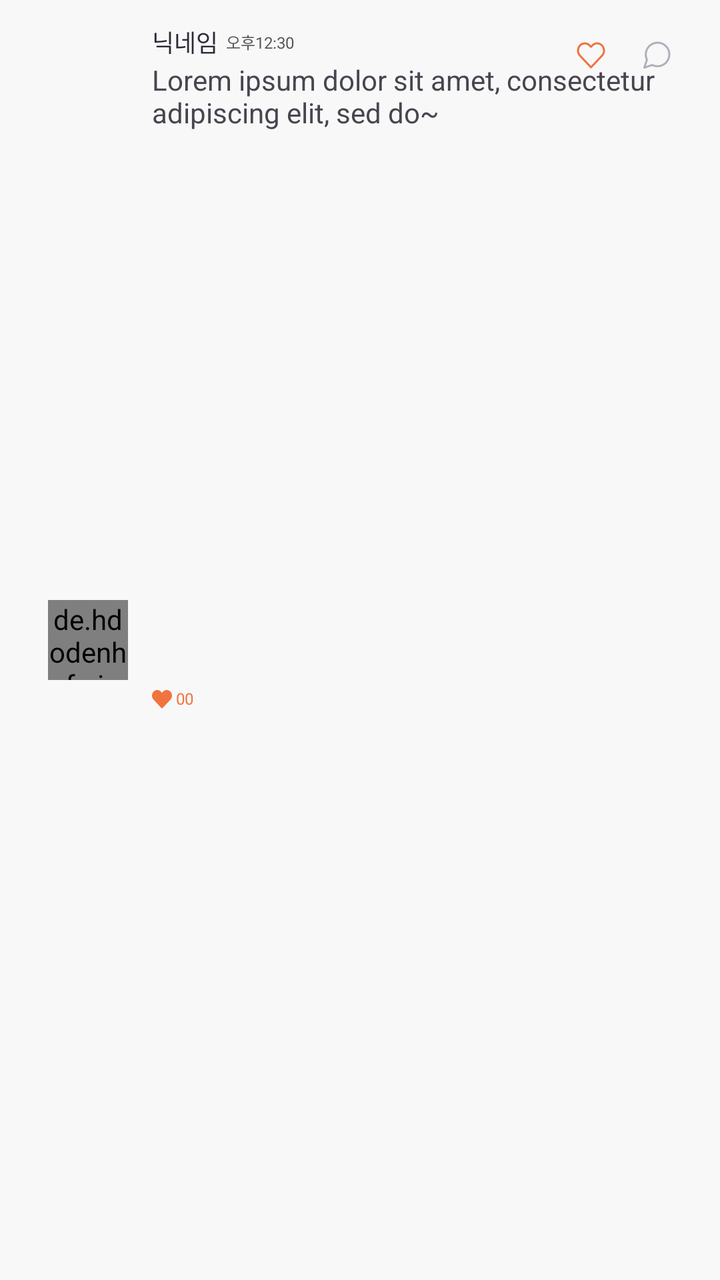
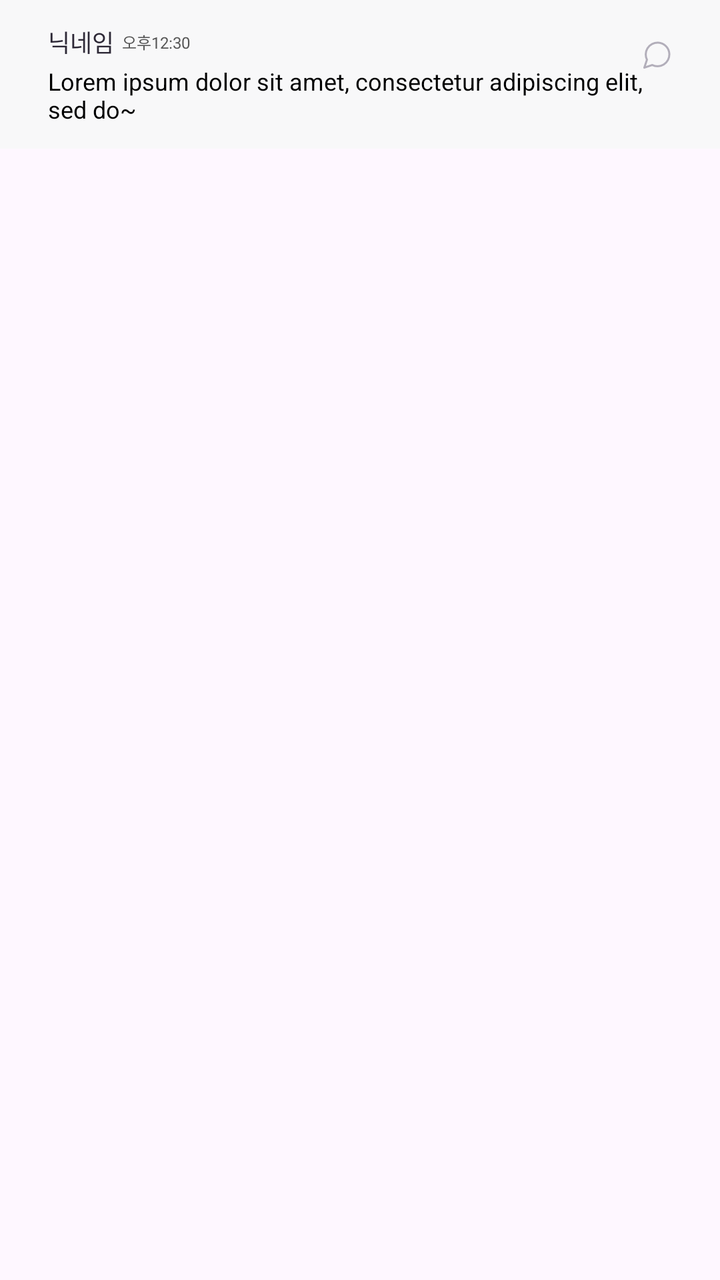

Two renders of the same Android screen: before a commit and after it. Below are the layout's source before the change and the commit's diff.
<!-- AndroidManifest.xml: application theme Theme.VeganLife -->
<!-- res/layout/item_recyclerview_community_detail_feed_comments.xml -->
<?xml version="1.0" encoding="utf-8"?>
<androidx.constraintlayout.widget.ConstraintLayout xmlns:android="http://schemas.android.com/apk/res/android"
    xmlns:app="http://schemas.android.com/apk/res-auto"
    android:layout_width="match_parent"
    android:background="@color/gray1"
    android:layout_marginBottom="2dp"
    android:layout_height="wrap_content">

    <de.hdodenhof.circleimageview.CircleImageView
        android:id="@+id/civ_community_detail_feed_comments_profile"
        android:layout_width="40dp"
        android:layout_height="40dp"
        android:layout_marginVertical="24dp"
        android:layout_marginStart="24dp"
        android:src="@color/sub_gray2"
        app:layout_constraintBottom_toBottomOf="parent"
        app:layout_constraintStart_toStartOf="parent"
        app:layout_constraintTop_toTopOf="parent" />

    <TextView
        android:id="@+id/tv_community_detail_feed_comments_nickname"
        android:layout_width="wrap_content"
        android:layout_height="wrap_content"
        android:layout_marginStart="12dp"
        android:layout_marginTop="12dp"
        android:includeFontPadding="false"
        android:text="@string/all_nickname"
        android:textAppearance="@style/Bold.Body6"
        android:textColor="@color/gray5"
        app:layout_constraintStart_toEndOf="@id/civ_community_detail_feed_comments_profile"
        app:layout_constraintTop_toTopOf="parent" />

    <TextView
        android:id="@+id/tv_community_detail_feed_comments_time"
        android:layout_width="wrap_content"
        android:layout_height="wrap_content"
        android:layout_marginStart="4dp"
        android:includeFontPadding="false"
        android:text="@string/alarm_time"
        android:textAppearance="@style/Regular.Body7"
        android:textColor="@color/sub_gray3"
        app:layout_constraintBottom_toBottomOf="@id/tv_community_detail_feed_comments_nickname"
        app:layout_constraintStart_toEndOf="@id/tv_community_detail_feed_comments_nickname"
        app:layout_constraintTop_toTopOf="@id/tv_community_detail_feed_comments_nickname" />

    <androidx.appcompat.widget.AppCompatImageButton
        android:id="@+id/ib_community_detail_feed_comments_like"
        android:layout_width="wrap_content"
        android:layout_height="wrap_content"
        android:layout_marginEnd="2dp"
        android:backgroundTint="@android:color/transparent"
        android:padding="8dp"
        android:src="@drawable/selector_community_detail_feed_like"
        app:layout_constraintBottom_toBottomOf="@id/ib_community_detail_feed_comments_reply"
        app:layout_constraintEnd_toStartOf="@id/ib_community_detail_feed_comments_reply"
        app:layout_constraintTop_toTopOf="@id/ib_community_detail_feed_comments_reply" />

    <androidx.appcompat.widget.AppCompatImageButton
        android:id="@+id/ib_community_detail_feed_comments_reply"
        android:layout_width="wrap_content"
        android:layout_height="wrap_content"
        android:layout_marginTop="12dp"
        android:layout_marginEnd="16dp"
        android:backgroundTint="@android:color/transparent"
        android:padding="8dp"
        android:src="@drawable/community_comments_empty"
        app:layout_constraintEnd_toEndOf="parent"
        app:layout_constraintTop_toTopOf="parent" />

    <TextView
        android:id="@+id/tv_community_detail_feed_comments_description"
        android:layout_width="0dp"
        android:layout_height="wrap_content"
        android:layout_marginTop="3dp"
        android:layout_marginEnd="24dp"
        android:includeFontPadding="false"
        android:text="Lorem ipsum dolor sit amet, consectetur adipiscing elit, sed do~"
        app:layout_constraintEnd_toEndOf="parent"
        app:layout_constraintStart_toStartOf="@id/tv_community_detail_feed_comments_nickname"
        app:layout_constraintTop_toBottomOf="@id/tv_community_detail_feed_comments_nickname" />

    <androidx.appcompat.widget.AppCompatImageView
        android:id="@+id/iv_community_detail_feed_comments_like"
        android:layout_width="10dp"
        android:layout_height="10dp"
        android:layout_marginTop="6dp"
        android:layout_marginBottom="12dp"
        android:src="@drawable/all_like_full"
        app:layout_constraintBottom_toBottomOf="parent"
        app:layout_constraintStart_toStartOf="@id/tv_community_detail_feed_comments_description"
        app:layout_constraintTop_toBottomOf="@id/tv_community_detail_feed_comments_description" />

    <TextView
        android:id="@+id/tv_community_detail_feed_comments_likes"
        android:layout_width="wrap_content"
        android:layout_height="wrap_content"
        android:layout_marginStart="2dp"
        android:includeFontPadding="false"
        android:text="00"
        android:textAppearance="@style/Regular.Body7"
        android:textColor="@color/no"
        app:layout_constraintBottom_toBottomOf="@id/iv_community_detail_feed_comments_like"
        app:layout_constraintStart_toEndOf="@id/iv_community_detail_feed_comments_like"
        app:layout_constraintTop_toTopOf="@id/iv_community_detail_feed_comments_like" />

</androidx.constraintlayout.widget.ConstraintLayout>
<!-- resources referenced by this layout -->
<resources>
  <color name="gray1">#F8F8F9</color>
  <color name="gray5">#2D2836</color>
  <color name="no">#F0743E</color>
  <color name="sub_gray2">#D9D9D9</color>
  <color name="sub_gray3">#545454</color>
  <!-- drawable all_like_full (drawable) -->
  <vector xmlns:android="http://schemas.android.com/apk/res/android"
      android:width="16dp"
      android:height="15dp"
      android:viewportWidth="16"
      android:viewportHeight="15">
    <path
        android:pathData="M14.766,1.326C14.375,0.906 13.911,0.572 13.4,0.345C12.889,0.117 12.342,0 11.789,0C11.236,0 10.688,0.117 10.177,0.345C9.666,0.572 9.202,0.906 8.811,1.326L8,2.198L7.188,1.326C6.399,0.477 5.328,0 4.211,0C3.094,0 2.023,0.477 1.233,1.326C0.444,2.175 0,3.326 0,4.527C-0,5.727 0.444,6.878 1.233,7.727L2.045,8.599L8,15L13.955,8.599L14.766,7.727C15.157,7.307 15.468,6.808 15.679,6.259C15.891,5.71 16,5.121 16,4.527C16,3.932 15.891,3.344 15.679,2.794C15.468,2.245 15.157,1.746 14.766,1.326Z"
        android:fillColor="#F0743E"/>
  </vector>
  <!-- drawable community_comments_empty (drawable) -->
  <vector xmlns:android="http://schemas.android.com/apk/res/android"
      android:width="15dp"
      android:height="15dp"
      android:viewportWidth="15"
      android:viewportHeight="15">
    <path
        android:strokeWidth="1"
        android:pathData="M13.667,7.236C13.669,8.153 13.455,9.057 13.042,9.875C12.552,10.856 11.799,11.68 10.867,12.257C9.934,12.833 8.86,13.139 7.764,13.139C6.848,13.142 5.943,12.927 5.125,12.514L1.167,13.833L2.486,9.875C2.073,9.057 1.859,8.153 1.861,7.236C1.862,6.14 2.167,5.066 2.744,4.134C3.32,3.202 4.145,2.448 5.125,1.959C5.943,1.545 6.848,1.331 7.764,1.334H8.111C9.559,1.413 10.926,2.024 11.951,3.049C12.976,4.074 13.587,5.442 13.667,6.889V7.236Z"
        android:strokeLineJoin="round"
        android:fillColor="#00000000"
        android:strokeColor="#B2AEBA"
        android:strokeLineCap="round"/>
  </vector>
  <!-- drawable selector_community_detail_feed_like (drawable) -->
  <?xml version="1.0" encoding="utf-8"?>
  <selector xmlns:android="http://schemas.android.com/apk/res/android">
      <item android:drawable="@drawable/all_like_full" android:state_selected="true" />
      <item android:drawable="@drawable/all_like_empty" />
  </selector>
  <string name="alarm_time">오후12:30</string>
  <string name="all_nickname">닉네임</string>
  <style name="Bold.Body6" parent="Bold">
          <item name="android:textSize">12sp</item>
      </style>
  <style name="Regular.Body7" parent="Regular">
          <item name="android:textSize">8sp</item>
      </style>
  <style name="Theme.VeganLife" parent="Base.Theme.VeganLife" />
  <!-- drawable all_like_empty (drawable) -->
  <vector xmlns:android="http://schemas.android.com/apk/res/android"
      android:width="15dp"
      android:height="14dp"
      android:viewportWidth="15"
      android:viewportHeight="14">
    <path
        android:strokeWidth="1"
        android:pathData="M12.998,2.061C12.68,1.725 12.303,1.458 11.888,1.276C11.473,1.094 11.028,1 10.578,1C10.129,1 9.684,1.094 9.269,1.276C8.854,1.458 8.477,1.725 8.159,2.061L7.5,2.759L6.841,2.061C6.199,1.382 5.329,1 4.421,1C3.514,1 2.644,1.382 2.002,2.061C1.36,2.74 1,3.661 1,4.621C1,5.582 1.36,6.503 2.002,7.182L2.661,7.879L7.5,13L12.338,7.879L12.998,7.182C13.315,6.845 13.568,6.446 13.74,6.007C13.911,5.568 14,5.097 14,4.621C14,4.146 13.911,3.675 13.74,3.236C13.568,2.796 13.315,2.397 12.998,2.061V2.061Z"
        android:strokeLineJoin="round"
        android:fillColor="#00000000"
        android:strokeColor="#F0743E"
        android:strokeLineCap="round"/>
  </vector>
  <style name="Bold">
          <item name="fontFamily">@font/noto_sans_kr_bold</item>
      </style>
  <style name="Regular">
          <item name="fontFamily">@font/noto_sans_kr_regular</item>
      </style>
  <style name="Base.Theme.VeganLife" parent="Theme.Material3.DayNight.NoActionBar">
          
          
      </style>
</resources>

<!-- the commit's change to res/layout/item_recyclerview_community_detail_feed_comments.xml (unified diff, before → after) -->
@@ -1,21 +1,106 @@
 <?xml version="1.0" encoding="utf-8"?>
 <androidx.constraintlayout.widget.ConstraintLayout xmlns:android="http://schemas.android.com/apk/res/android"
     xmlns:app="http://schemas.android.com/apk/res-auto"
+    xmlns:tools="http://schemas.android.com/tools"
     android:layout_width="match_parent"
-    android:background="@color/gray1"
-    android:layout_marginBottom="2dp"
     android:layout_height="wrap_content">
 
-    <de.hdodenhof.circleimageview.CircleImageView
-        android:id="@+id/civ_community_detail_feed_comments_profile"
-        android:layout_width="40dp"
-        android:layout_height="40dp"
-        android:layout_marginVertical="24dp"
-        android:layout_marginStart="24dp"
-        android:src="@color/sub_gray2"
-        app:layout_constraintBottom_toBottomOf="parent"
+    <androidx.constraintlayout.widget.ConstraintLayout
+        android:id="@+id/layout_parent_comment"
+        android:layout_width="match_parent"
+        android:layout_height="wrap_content"
+        android:background="@color/gray1"
+        app:layout_constraintTop_toTopOf="parent"
+        app:layout_constraintStart_toStartOf="parent">
+
+        <TextView
+            android:id="@+id/tv_community_detail_feed_comments_nickname"
+            android:layout_width="wrap_content"
+            android:layout_height="wrap_content"
+            android:layout_marginTop="12dp"
+            android:includeFontPadding="false"
+            android:text="@string/all_nickname"
+            android:textAppearance="@style/Bold.Body6"
+            android:textColor="@color/gray5"
+            android:layout_marginStart="24dp"
+            app:layout_constraintStart_toStartOf="parent"
+            app:layout_constraintTop_toTopOf="parent"
+            tools:layout_editor_absoluteX="76dp" />
+
+        <TextView
+            android:id="@+id/tv_community_detail_feed_comments_time"
+            android:layout_width="wrap_content"
+            android:layout_height="wrap_content"
+            android:layout_marginStart="4dp"
+            android:includeFontPadding="false"
+            android:text="@string/alarm_time"
+            android:textAppearance="@style/Regular.Body7"
+            android:textColor="@color/sub_gray3"
+            app:layout_constraintBottom_toBottomOf="@id/tv_community_detail_feed_comments_nickname"
+            app:layout_constraintStart_toEndOf="@id/tv_community_detail_feed_comments_nickname"
+            app:layout_constraintTop_toTopOf="@id/tv_community_detail_feed_comments_nickname" />
+
+
+        <androidx.appcompat.widget.AppCompatImageButton
+            android:id="@+id/ib_community_detail_feed_comments_reply"
+            android:layout_width="wrap_content"
+            android:layout_height="wrap_content"
+            android:layout_marginTop="12dp"
+            android:layout_marginEnd="16dp"
+            android:backgroundTint="@android:color/transparent"
+            android:padding="8dp"
+            android:src="@drawable/community_comments_empty"
+            app:layout_constraintEnd_toEndOf="parent"
+            app:layout_constraintTop_toTopOf="parent" />
+
+        <TextView
+            android:id="@+id/tv_community_detail_feed_comments_description"
+            android:layout_width="0dp"
+            android:layout_height="wrap_content"
+            android:layout_marginTop="5dp"
+            android:layout_marginEnd="24dp"
+            android:layout_marginBottom="12dp"
+            android:includeFontPadding="false"
+            android:textAppearance="@style/Regular.Body5"
+            android:text="Lorem ipsum dolor sit amet, consectetur adipiscing elit, sed do~"
+            app:layout_constraintEnd_toEndOf="parent"
+            app:layout_constraintStart_toStartOf="@id/tv_community_detail_feed_comments_nickname"
+            app:layout_constraintTop_toBottomOf="@id/tv_community_detail_feed_comments_nickname"
+            app:layout_constraintBottom_toBottomOf="parent"/>
+
+    </androidx.constraintlayout.widget.ConstraintLayout>
+
+    <androidx.recyclerview.widget.RecyclerView
+        android:id="@+id/rv_comment_reply"
+        android:layout_width="match_parent"
+        android:layout_height="wrap_content"
+        android:nestedScrollingEnabled="false"
+        android:layout_marginTop="2dp"
+        android:overScrollMode="never"
+        app:layout_constraintTop_toBottomOf="@id/layout_parent_comment"
+        tools:listitem="@layout/item_recyclerview_community_detail_feed_comments_reply"
+        app:layoutManager="androidx.recyclerview.widget.LinearLayoutManager"/>
+</androidx.constraintlayout.widget.ConstraintLayout>
+<!-- res/layout/item_recyclerview_community_detail_feed_comments_reply.xml (included above) -->
+<?xml version="1.0" encoding="utf-8"?>
+<androidx.constraintlayout.widget.ConstraintLayout xmlns:android="http://schemas.android.com/apk/res/android"
+    xmlns:app="http://schemas.android.com/apk/res-auto"
+    xmlns:tools="http://schemas.android.com/tools"
+    android:layout_width="match_parent"
+    android:layout_height="wrap_content"
+    android:layout_marginBottom="2dp"
+    android:background="@color/gray1">
+
+    <View
+        android:id="@+id/view"
+        android:layout_width="24dp"
+        android:layout_height="0dp"
+        android:background="@color/base2"
+        android:layout_marginTop="-12dp"
+        android:layout_marginBottom="-12dp"
         app:layout_constraintStart_toStartOf="parent"
-        app:layout_constraintTop_toTopOf="parent" />
+        app:layout_constraintTop_toTopOf="@id/tv_community_detail_feed_comments_nickname"
+        app:layout_constraintBottom_toBottomOf="@id/tv_community_detail_feed_comments_reply_description"/>
 
     <TextView
         android:id="@+id/tv_community_detail_feed_comments_nickname"
@@ -27,11 +112,12 @@
         android:text="@string/all_nickname"
         android:textAppearance="@style/Bold.Body6"
         android:textColor="@color/gray5"
-        app:layout_constraintStart_toEndOf="@id/civ_community_detail_feed_comments_profile"
-        app:layout_constraintTop_toTopOf="parent" />
+        app:layout_constraintStart_toEndOf="@id/view"
+        app:layout_constraintTop_toTopOf="parent"
+        tools:layout_editor_absoluteX="100dp" />
 
     <TextView
-        android:id="@+id/tv_community_detail_feed_comments_time"
+        android:id="@+id/tv_community_detail_feed_comments_reply_time"
         android:layout_width="wrap_content"
         android:layout_height="wrap_content"
         android:layout_marginStart="4dp"
@@ -43,64 +129,21 @@
         app:layout_constraintStart_toEndOf="@id/tv_community_detail_feed_comments_nickname"
         app:layout_constraintTop_toTopOf="@id/tv_community_detail_feed_comments_nickname" />
 
-    <androidx.appcompat.widget.AppCompatImageButton
-        android:id="@+id/ib_community_detail_feed_comments_like"
-        android:layout_width="wrap_content"
-        android:layout_height="wrap_content"
-        android:layout_marginEnd="2dp"
-        android:backgroundTint="@android:color/transparent"
-        android:padding="8dp"
-        android:src="@drawable/selector_community_detail_feed_like"
-        app:layout_constraintBottom_toBottomOf="@id/ib_community_detail_feed_comments_reply"
-        app:layout_constraintEnd_toStartOf="@id/ib_community_detail_feed_comments_reply"
-        app:layout_constraintTop_toTopOf="@id/ib_community_detail_feed_comments_reply" />
-
-    <androidx.appcompat.widget.AppCompatImageButton
-        android:id="@+id/ib_community_detail_feed_comments_reply"
-        android:layout_width="wrap_content"
-        android:layout_height="wrap_content"
-        android:layout_marginTop="12dp"
-        android:layout_marginEnd="16dp"
-        android:backgroundTint="@android:color/transparent"
-        android:padding="8dp"
-        android:src="@drawable/community_comments_empty"
-        app:layout_constraintEnd_toEndOf="parent"
-        app:layout_constraintTop_toTopOf="parent" />
 
     <TextView
-        android:id="@+id/tv_community_detail_feed_comments_description"
+        android:id="@+id/tv_community_detail_feed_comments_reply_description"
         android:layout_width="0dp"
         android:layout_height="wrap_content"
         android:layout_marginTop="3dp"
-        android:layout_marginEnd="24dp"
+        android:layout_marginEnd="56dp"
+        android:layout_marginBottom="12dp"
         android:includeFontPadding="false"
+        android:textAppearance="@style/Regular.Body5"
         android:text="Lorem ipsum dolor sit amet, consectetur adipiscing elit, sed do~"
         app:layout_constraintEnd_toEndOf="parent"
         app:layout_constraintStart_toStartOf="@id/tv_community_detail_feed_comments_nickname"
-        app:layout_constraintTop_toBottomOf="@id/tv_community_detail_feed_comments_nickname" />
+        app:layout_constraintTop_toBottomOf="@id/tv_community_detail_feed_comments_nickname"
+        app:layout_constraintBottom_toBottomOf="parent"/>
 
-    <androidx.appcompat.widget.AppCompatImageView
-        android:id="@+id/iv_community_detail_feed_comments_like"
-        android:layout_width="10dp"
-        android:layout_height="10dp"
-        android:layout_marginTop="6dp"
-        android:layout_marginBottom="12dp"
-        android:src="@drawable/all_like_full"
-        app:layout_constraintBottom_toBottomOf="parent"
-        app:layout_constraintStart_toStartOf="@id/tv_community_detail_feed_comments_description"
-        app:layout_constraintTop_toBottomOf="@id/tv_community_detail_feed_comments_description" />
-
-    <TextView
-        android:id="@+id/tv_community_detail_feed_comments_likes"
-        android:layout_width="wrap_content"
-        android:layout_height="wrap_content"
-        android:layout_marginStart="2dp"
-        android:includeFontPadding="false"
-        android:text="00"
-        android:textAppearance="@style/Regular.Body7"
-        android:textColor="@color/no"
-        app:layout_constraintBottom_toBottomOf="@id/iv_community_detail_feed_comments_like"
-        app:layout_constraintStart_toEndOf="@id/iv_community_detail_feed_comments_like"
-        app:layout_constraintTop_toTopOf="@id/iv_community_detail_feed_comments_like" />
 
 </androidx.constraintlayout.widget.ConstraintLayout>
<!-- resource entries referenced after the edit -->
@@ -1,20 +1,9 @@
 <!-- resources referenced by this layout -->
 <resources>
+  <color name="base2">#B9CFBA</color>
   <color name="gray1">#F8F8F9</color>
   <color name="gray5">#2D2836</color>
-  <color name="no">#F0743E</color>
-  <color name="sub_gray2">#D9D9D9</color>
   <color name="sub_gray3">#545454</color>
-  <!-- drawable all_like_full (drawable) -->
-  <vector xmlns:android="http://schemas.android.com/apk/res/android"
-      android:width="16dp"
-      android:height="15dp"
-      android:viewportWidth="16"
-      android:viewportHeight="15">
-    <path
-        android:pathData="M14.766,1.326C14.375,0.906 13.911,0.572 13.4,0.345C12.889,0.117 12.342,0 11.789,0C11.236,0 10.688,0.117 10.177,0.345C9.666,0.572 9.202,0.906 8.811,1.326L8,2.198L7.188,1.326C6.399,0.477 5.328,0 4.211,0C3.094,0 2.023,0.477 1.233,1.326C0.444,2.175 0,3.326 0,4.527C-0,5.727 0.444,6.878 1.233,7.727L2.045,8.599L8,15L13.955,8.599L14.766,7.727C15.157,7.307 15.468,6.808 15.679,6.259C15.891,5.71 16,5.121 16,4.527C16,3.932 15.891,3.344 15.679,2.794C15.468,2.245 15.157,1.746 14.766,1.326Z"
-        android:fillColor="#F0743E"/>
-  </vector>
   <!-- drawable community_comments_empty (drawable) -->
   <vector xmlns:android="http://schemas.android.com/apk/res/android"
       android:width="15dp"
@@ -29,35 +18,18 @@
         android:strokeColor="#B2AEBA"
         android:strokeLineCap="round"/>
   </vector>
-  <!-- drawable selector_community_detail_feed_like (drawable) -->
-  <?xml version="1.0" encoding="utf-8"?>
-  <selector xmlns:android="http://schemas.android.com/apk/res/android">
-      <item android:drawable="@drawable/all_like_full" android:state_selected="true" />
-      <item android:drawable="@drawable/all_like_empty" />
-  </selector>
   <string name="alarm_time">오후12:30</string>
   <string name="all_nickname">닉네임</string>
   <style name="Bold.Body6" parent="Bold">
+          <item name="android:textSize">12sp</item>
+      </style>
+  <style name="Regular.Body5" parent="Regular">
           <item name="android:textSize">12sp</item>
       </style>
   <style name="Regular.Body7" parent="Regular">
           <item name="android:textSize">8sp</item>
       </style>
   <style name="Theme.VeganLife" parent="Base.Theme.VeganLife" />
-  <!-- drawable all_like_empty (drawable) -->
-  <vector xmlns:android="http://schemas.android.com/apk/res/android"
-      android:width="15dp"
-      android:height="14dp"
-      android:viewportWidth="15"
-      android:viewportHeight="14">
-    <path
-        android:strokeWidth="1"
-        android:pathData="M12.998,2.061C12.68,1.725 12.303,1.458 11.888,1.276C11.473,1.094 11.028,1 10.578,1C10.129,1 9.684,1.094 9.269,1.276C8.854,1.458 8.477,1.725 8.159,2.061L7.5,2.759L6.841,2.061C6.199,1.382 5.329,1 4.421,1C3.514,1 2.644,1.382 2.002,2.061C1.36,2.74 1,3.661 1,4.621C1,5.582 1.36,6.503 2.002,7.182L2.661,7.879L7.5,13L12.338,7.879L12.998,7.182C13.315,6.845 13.568,6.446 13.74,6.007C13.911,5.568 14,5.097 14,4.621C14,4.146 13.911,3.675 13.74,3.236C13.568,2.796 13.315,2.397 12.998,2.061V2.061Z"
-        android:strokeLineJoin="round"
-        android:fillColor="#00000000"
-        android:strokeColor="#F0743E"
-        android:strokeLineCap="round"/>
-  </vector>
   <style name="Bold">
           <item name="fontFamily">@font/noto_sans_kr_bold</item>
       </style>
